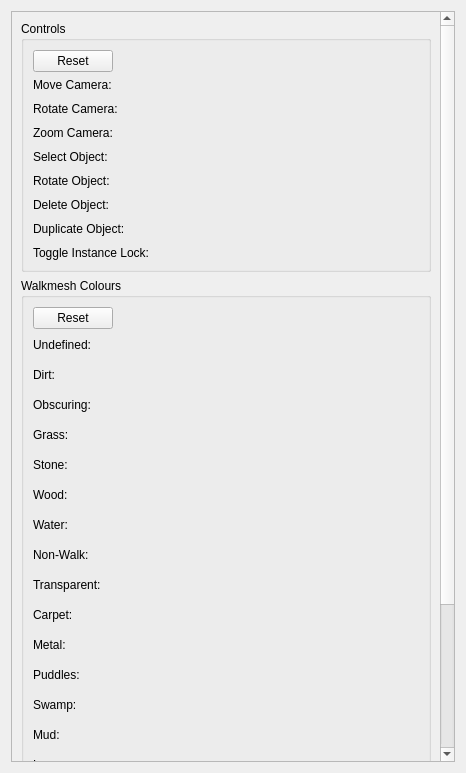
Qt form Tools/HolocronToolset/src/ui/widgets/settings/git.ui (NickHugi/PyKotor) before a commit.
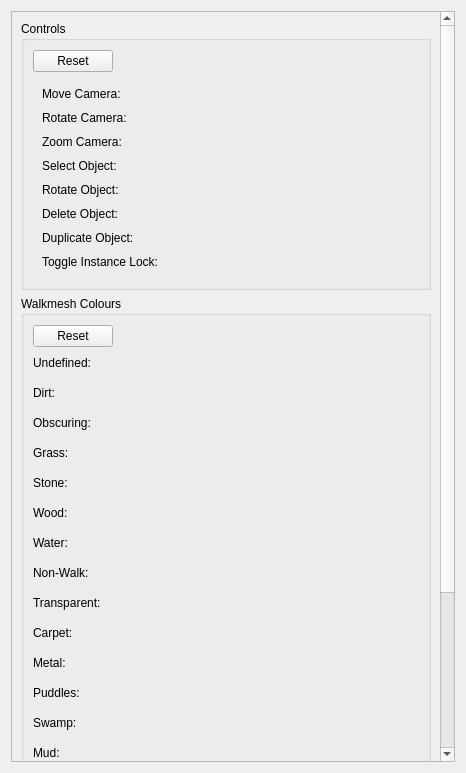
The same form after that commit. Custom widgets are drawn as their Qt base class.

What changed in the file:
```diff
--- a/Tools/HolocronToolset/src/ui/widgets/settings/git.ui
+++ b/Tools/HolocronToolset/src/ui/widgets/settings/git.ui
@@ -25,7 +25,7 @@
         <x>0</x>
         <y>0</y>
         <width>429</width>
-        <height>920</height>
+        <height>952</height>
        </rect>
       </property>
       <layout class="QVBoxLayout" name="verticalLayout">
@@ -60,6 +60,13 @@
            </layout>
           </item>
           <item>
+           <widget class="QWidget" name="" native="true">
+            <property name="minimumSize">
+             <size>
+              <width>0</width>
+              <height>200</height>
+             </size>
+            </property>
            <layout class="QFormLayout" name="formLayout">
             <property name="verticalSpacing">
              <number>10</number>
@@ -145,12 +152,19 @@
              <widget class="SetBindWidget" name="toggleLockInstancesBindEdit" native="true"/>
             </item>
            </layout>
+           </widget>
           </item>
          </layout>
         </widget>
        </item>
        <item>
         <widget class="QGroupBox" name="groupBox_2">
+         <property name="minimumSize">
+          <size>
+           <width>0</width>
+           <height>660</height>
+          </size>
+         </property>
          <property name="title">
           <string>Walkmesh Colours</string>
          </property>
```
Lines whose indentation alone changed are shown as unchanged.
